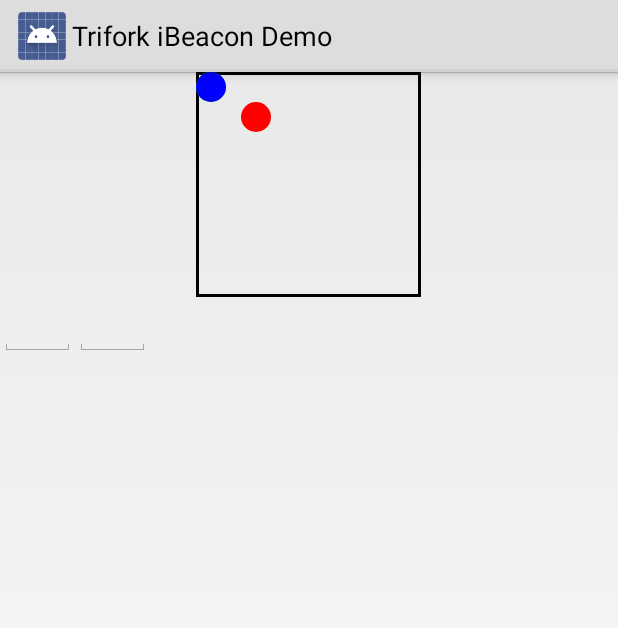
After one commit to cmelchior/trifork-ibeacon-demo, an Android app: the layout fragment_indoorlocation.xml on its own in the app's theme, with its tools: preview values and no code run, on a phone screen of 412 x 824 dp. The commit adds this screen. Shown: the top 628 px of the screen. Run offline under Robolectric (Android 15) with nearby library versions, the phone set to English and light mode, and no system bars.

Commit message:
Indoor location view.

```diff
--- a/TriforkIBeaconDemo/build.gradle
+++ b/TriforkIBeaconDemo/build.gradle
@@ -28,8 +28,7 @@ dependencies {
 
 android {
     compileSdkVersion 'android-L'
-    buildToolsVersion "20.0.0"
-
+    buildToolsVersion '20.0.0'
     defaultConfig {
         minSdkVersion 'L'
         targetSdkVersion 'L'
--- a/TriforkIBeaconDemo/src/main/java/com/trifork/ibeacon/ApplicationModule.java
+++ b/TriforkIBeaconDemo/src/main/java/com/trifork/ibeacon/ApplicationModule.java
@@ -25,6 +25,7 @@ import javax.inject.Singleton;
             TransmitterFragment.class,
             NotificationFragment.class,
             RegionLogFragment.class,
+            IndoorLocationFragment.class,
             BeaconScanner.class,
             RegionHistoryCursorLoader.class
         },
--- a/TriforkIBeaconDemo/src/main/java/com/trifork/ibeacon/detectors/IBeaconParser.java
+++ b/TriforkIBeaconDemo/src/main/java/com/trifork/ibeacon/detectors/IBeaconParser.java
@@ -16,7 +16,7 @@ public class IBeaconParser extends BeaconParser {
         this.setBeaconLayout("m:2-3=0215,i:4-19,i:20-21,i:22-23,p:24-24");
     }
 
-    @Override
+//    @Override
     public byte[] constructAdvertismentPackage(Beacon beacon, int measuredPower) {
         byte[] advertismentPackage = new byte[25];
         advertismentPackage[0] = (byte) 0x4C;  // Apple ID, Big Endian
--- a/TriforkIBeaconDemo/src/main/java/com/trifork/ibeacon/ui/NotificationFragment.java
+++ b/TriforkIBeaconDemo/src/main/java/com/trifork/ibeacon/ui/NotificationFragment.java
@@ -84,7 +84,6 @@ public class NotificationFragment extends BaseFragment {
         }
     }
 
-
     @Subscribe
     public void beaconFound(BeaconScanCompleteEvent event) {
         Utils.Proximity proximity = Utils.proximityFromDistance(event.getBeacon().getDistance());
--- /dev/null
+++ b/TriforkIBeaconDemo/src/main/java/com/trifork/ibeacon/widgets/LocationTrackerView.java
@@ -0,0 +1,140 @@
+package com.trifork.ibeacon.widgets;
+
+import android.app.Fragment;
+import android.content.Context;
+import android.util.AttributeSet;
+import android.util.Log;
+import android.view.LayoutInflater;
+import android.view.MotionEvent;
+import android.view.View;
+import android.view.ViewGroup;
+import android.view.ViewTreeObserver;
+import android.widget.RelativeLayout;
+
+import com.trifork.ibeacon.R;
+
+import org.altbeacon.beacon.BeaconManager;
+
+import butterknife.ButterKnife;
+import butterknife.InjectView;
+
+public class LocationTrackerView extends RelativeLayout {
+
+    @InjectView(R.id.room) View room;
+    @InjectView(R.id.beacon1) View beacon1;
+    @InjectView(R.id.beacon2) View beacon2;
+    @InjectView(R.id.beacon3) View beacon3;
+
+    private float pixelsPrMeter;
+    private float heightM = 10;
+    private float widthM = 15;
+
+    private int _xDelta;
+    public int _yDelta;
+
+    public LocationTrackerView(Context context) {
+        super(context);
+        init();
+    }
+
+    public LocationTrackerView(Context context, AttributeSet attrs) {
+        super(context, attrs);
+        init();
+    }
+
+    public LocationTrackerView(Context context, AttributeSet attrs, int defStyleAttr) {
+        super(context, attrs, defStyleAttr);
+        init();
+    }
+
+    private void init() {
+        View v = LayoutInflater.from(getContext()).inflate(R.layout.view_locationtracker, this, true);
+        ButterKnife.inject(this, v);
+
+        ViewTreeObserver vto = getViewTreeObserver();
+        vto.addOnGlobalLayoutListener(new ViewTreeObserver.OnGlobalLayoutListener() {
+            @Override
+            public void onGlobalLayout() {
+                getViewTreeObserver().removeGlobalOnLayoutListener(this);
+                calculatePixelsPrMeter();
+                setRoomSize();
+            }
+        });
+
+        beacon1.setOnTouchListener(new OnTouchListener() {
+
+            int startX;
+            int startY;
+
+            @Override
+            public boolean onTouch(View view, MotionEvent event) {
+                final int X = (int) event.getRawX();
+                final int Y = (int) event.getRawY();
+
+                switch (event.getAction() & MotionEvent.ACTION_MASK) {
+                    case MotionEvent.ACTION_DOWN:
+                        startX = X;
+                        startY = Y;
+                        break;
+                    case MotionEvent.ACTION_UP:
+                        break;
+                    case MotionEvent.ACTION_POINTER_DOWN:
+                        break;
+                    case MotionEvent.ACTION_POINTER_UP:
+                        break;
+                    case MotionEvent.ACTION_MOVE:
+
+                        RelativeLayout.LayoutParams layoutParams = (RelativeLayout.LayoutParams) view.getLayoutParams();
+                        layoutParams.leftMargin += X - startX;
+                        layoutParams.topMargin += Y - startY;
+                        startX = X;
+                        startY = Y;
+                        view.setLayoutParams(layoutParams);
+                        break;
+                }
+
+                room.invalidate();
+                return true;
+            }
+        });
+    }
+
+    private void setRoomSize() {
+        int width = (int) (widthM * pixelsPrMeter);
+        int height = (int) (heightM * pixelsPrMeter);
+        room.getLayoutParams().width = width;
+        room.getLayoutParams().height = height;
+        invalidate();
+    }
+
+    private void calculatePixelsPrMeter() {
+        float width = getWidth();
+        float height = getHeight();
+
+        if (height < width) {
+            pixelsPrMeter = height/heightM;
+        } else {
+            pixelsPrMeter = width/widthM;
+        }
+        calculateDistance(0,0);
+    }
+
+    protected static double calculateDistance(int txPower, double rssi) {
+        if (rssi == 0) {
+            return -1.0; // if we cannot determine accuracy, return -1.
+        }
+
+        double ratio = rssi*1.0/txPower;
+        double distance;
+        if (ratio < 1.0) {
+            distance =  Math.pow(ratio,10);
+        }
+        else {
+            distance =  (0.42093)*Math.pow(ratio,6.9476) + 0.54992;
+        }
+        return distance;
+    }
+
+
+
+}
--- /dev/null
+++ b/TriforkIBeaconDemo/src/main/res/drawable/background_beacon1.xml
@@ -0,0 +1,9 @@
+<?xml version="1.0" encoding="utf-8"?>
+<shape xmlns:android="http://schemas.android.com/apk/res/android"
+    android:shape="oval">
+    <padding android:bottom="2dp" android:left="2dp" android:right="2dp" android:top="2dp" />
+    <solid android:color="#ff0000" />
+    <size
+        android:width="100dp"
+        android:height="100dp" />
+</shape>
--- /dev/null
+++ b/TriforkIBeaconDemo/src/main/res/drawable/background_beacon2.xml
@@ -0,0 +1,8 @@
+<?xml version="1.0" encoding="utf-8"?>
+<shape xmlns:android="http://schemas.android.com/apk/res/android"
+    android:shape="oval">
+    <solid android:color="#00ff00" />
+    <size
+        android:width="100dp"
+        android:height="100dp" />
+</shape>
--- /dev/null
+++ b/TriforkIBeaconDemo/src/main/res/drawable/background_beacon3.xml
@@ -0,0 +1,8 @@
+<?xml version="1.0" encoding="utf-8"?>
+<shape xmlns:android="http://schemas.android.com/apk/res/android"
+    android:shape="oval">
+    <solid android:color="#0000ff" />
+    <size
+        android:width="100dp"
+        android:height="100dp" />
+</shape>
--- /dev/null
+++ b/TriforkIBeaconDemo/src/main/res/drawable/background_room.xml
@@ -0,0 +1,5 @@
+<?xml version="1.0" encoding="utf-8"?>
+<shape xmlns:android="http://schemas.android.com/apk/res/android"
+    android:shape="rectangle" >
+    <stroke android:width="2dp" android:color="#000000" />
+</shape>
--- /dev/null
+++ b/TriforkIBeaconDemo/src/main/res/layout/fragment_indoorlocation.xml
@@ -0,0 +1,38 @@
+<?xml version="1.0" encoding="utf-8"?>
+
+<RelativeLayout xmlns:android="http://schemas.android.com/apk/res/android"
+    android:layout_width="match_parent" android:layout_height="match_parent">
+
+    <com.trifork.ibeacon.widgets.LocationTrackerView
+        android:layout_width="150dp"
+        android:layout_height="150dp"
+        android:layout_centerHorizontal="true"
+        android:background="@drawable/background_room"
+        android:id="@+id/room" />
+
+    <EditText
+        android:layout_width="50dp"
+        android:layout_height="wrap_content"
+        android:inputType="numberDecimal"
+        android:id="@+id/width"
+        android:layout_below="@id/room" />
+
+    <EditText
+        android:layout_width="50dp"
+        android:layout_height="wrap_content"
+        android:layout_toRightOf="@id/width"
+        android:inputType="numberDecimal"
+        android:id="@+id/height"
+        android:layout_below="@id/room" />
+
+    <GridView
+        android:layout_width="wrap_content"
+        android:layout_height="wrap_content"
+        android:numColumns="2"
+
+        android:id="@+id/gridView"
+        android:layout_below="@+id/width"
+        android:layout_alignParentStart="true" />
+
+
+</RelativeLayout>
--- /dev/null
+++ b/TriforkIBeaconDemo/src/main/res/layout/view_locationtracker.xml
@@ -0,0 +1,34 @@
+<?xml version="1.0" encoding="utf-8"?>
+
+<RelativeLayout xmlns:android="http://schemas.android.com/apk/res/android"
+    android:id="@+id/room"
+    android:layout_width="match_parent"
+    android:layout_height="match_parent"
+    android:layout_centerInParent="true"
+    android:background="@drawable/background_room">
+
+    <View
+        android:id="@+id/beacon1"
+        android:padding="2dp"
+        android:layout_marginTop="20dp"
+        android:layout_marginLeft="30dp"
+        android:layout_width="20dp"
+        android:layout_height="20dp"
+        android:background="@drawable/background_beacon1" />
+
+    <View
+        android:id="@+id/beacon2"
+        android:padding="2dp"
+        android:layout_width="20dp"
+        android:layout_height="20dp"
+        android:background="@drawable/background_beacon2" />
+
+    <View
+        android:id="@+id/beacon3"
+        android:padding="2dp"
+        android:layout_width="20dp"
+        android:layout_height="20dp"
+        android:background="@drawable/background_beacon3" />
+
+
+</RelativeLayout>
--- a/TriforkIBeaconDemo/src/main/res/values/strings.xml
+++ b/TriforkIBeaconDemo/src/main/res/values/strings.xml
@@ -15,4 +15,5 @@
     <string name="label_txpower">TxPower: %s dBm</string>
     <string name="title_transmitter">Transmitter</string>
     <string name="title_notification">Notifications</string>
+    <string name="title_location">Location</string>
 </resources>
```
Also changed, not shown: TriforkIBeaconDemo/src/main/java/com/trifork/ibeacon/BeaconController.java (added, +49 -0 lines), TriforkIBeaconDemo/src/main/java/com/trifork/ibeacon/MainActivity.java (+5 -2 lines), TriforkIBeaconDemo/src/main/java/com/trifork/ibeacon/detectors/BeaconScanner.java (+73 -13 lines), TriforkIBeaconDemo/src/main/java/com/trifork/ibeacon/ui/IndoorLocationFragment.java (added, +30 -0 lines), TriforkIBeaconDemo/src/main/java/com/trifork/ibeacon/ui/TransmitterFragment.java (+7 -8 lines).
